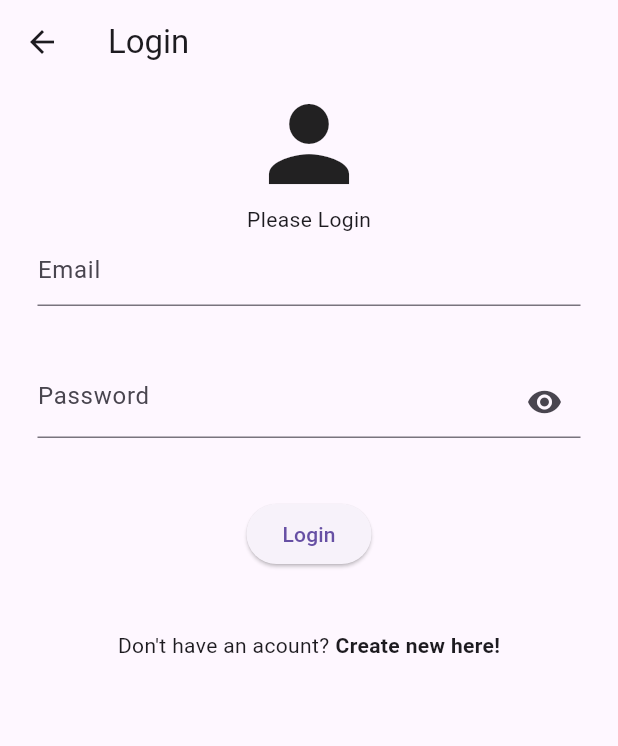
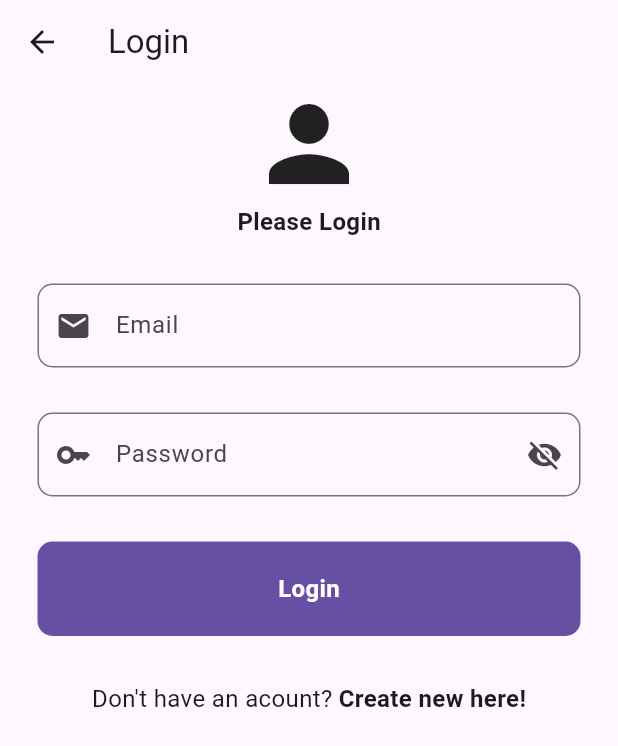
Before and after one commit to LRunt/Note-appliaction, a Flutter app: the LoginPage screen opened directly with empty values, on a phone screen of 412 x 824 dp. Shown: the top 746 px of the screen. Run offline on Flutter 3.47's test engine with Material 3 defaults, Android fonts, the phone set to English and light mode, and no system bars; our stand-ins replace cloud_firestore, firebase_auth, firebase_core, hive, hive_flutter; missing offline and left inert: flutter_fancy_tree_view, flutter_quill; accounts and stored records are empty; generated files the repository leaves out were written again.

Commit message:
Creating my own button and textfield

```diff
--- /dev/null
+++ b/notes/lib/components/myButton.dart
@@ -0,0 +1,30 @@
+import 'package:flutter/material.dart';
+
+class MyButton extends StatelessWidget {
+  final void Function()? onTap;
+  final String text;
+
+  const MyButton({super.key, required this.onTap, required this.text});
+
+  @override
+  Widget build(BuildContext context) {
+    return GestureDetector(
+      onTap: onTap,
+      child: Container(
+          padding: const EdgeInsets.all(20),
+          decoration: BoxDecoration(
+            color: Theme.of(context).primaryColor,
+            borderRadius: BorderRadius.circular(10),
+          ),
+          child: Center(
+            child: Text(
+              text,
+              style: const TextStyle(
+                  color: Colors.white,
+                  fontWeight: FontWeight.bold,
+                  fontSize: 16),
+            ),
+          )),
+    );
+  }
+}
--- a/notes/lib/components/myTextField.dart
+++ b/notes/lib/components/myTextField.dart
@@ -31,9 +31,9 @@ class _MyTextFieldState extends State<MyTextField> {
 
   @override
   Widget build(BuildContext context) {
-    return TextFormField(
+    return TextField(
       controller: widget.controller,
-      obscureText: widget.isPasswordField,
+      obscureText: widget.isPasswordField ? isVisible : false,
       obscuringCharacter: OBSCURE_CHAR,
       decoration: InputDecoration(
         hintText: widget.hint,
--- a/notes/lib/screens/login.dart
+++ b/notes/lib/screens/login.dart
@@ -2,6 +2,8 @@ import 'package:flutter/material.dart';
 import 'dart:developer';
 import 'package:flutter_gen/gen_l10n/app_localizations.dart';
 import 'package:notes/components/componentUtils.dart';
+import 'package:notes/components/myButton.dart';
+import 'package:notes/components/myTextField.dart';
 import 'package:notes/services/authentificationService.dart';
 
 /// A StatefulWidget that provides a user interface for logging in.
@@ -57,7 +59,7 @@ class _LoginFormState extends State<LoginPage> {
     utils.getProgressIndicator(context);
     try {
       await _authentificationService.login(
-          emailController.text, passwordController.text);
+          emailController.text.trim(), passwordController.text.trim());
       // Pop the CircularProgressIndicator
       Navigator.pop(context);
       // Go back to the main screen
@@ -83,7 +85,9 @@ class _LoginFormState extends State<LoginPage> {
   Widget build(BuildContext context) {
     return Scaffold(
       appBar: AppBar(
-        title: Text(AppLocalizations.of(context)!.login),
+        title: Text(
+          AppLocalizations.of(context)!.login,
+        ),
       ),
       body: Center(
         child: Padding(
@@ -91,51 +95,50 @@ class _LoginFormState extends State<LoginPage> {
             child: Column(
               children: [
                 const Icon(Icons.person, size: 80),
-                Text(AppLocalizations.of(context)!.loginText),
-                TextField(
-                  decoration: InputDecoration(
-                    hintText: AppLocalizations.of(context)!.email,
-                  ),
-                  controller: emailController,
+                Text(AppLocalizations.of(context)!.loginText,
+                    style: const TextStyle(
+                        fontSize: 16, fontWeight: FontWeight.w600)),
+                const SizedBox(
+                  height: 30,
                 ),
+                MyTextField(
+                    isPasswordField: false,
+                    hint: AppLocalizations.of(context)!.email,
+                    controller: emailController,
+                    pefIcon: const Icon(Icons.email)),
                 const SizedBox(
-                  height: 40,
+                  height: 30,
                 ),
-                TextField(
-                  obscureText: isVisible,
-                  obscuringCharacter: "*",
-                  decoration: InputDecoration(
-                      hintText: AppLocalizations.of(context)!.password,
-                      suffixIcon: IconButton(
-                        onPressed: toggleVisibility,
-                        icon: isVisible
-                            ? const Icon(Icons.visibility)
-                            : const Icon(Icons.visibility_off),
-                      )),
-                  controller: passwordController,
+                MyTextField(
+                    isPasswordField: true,
+                    hint: AppLocalizations.of(context)!.password,
+                    controller: passwordController,
+                    pefIcon: const Icon(Icons.key)),
+                const SizedBox(
+                  height: 30,
                 ),
+                MyButton(
+                    onTap: () {
+                      login();
+                    },
+                    text: AppLocalizations.of(context)!.login),
                 const SizedBox(
-                  height: 40,
-                ),
-                ElevatedButton(
-                  onPressed: () {
-                    login();
-                  },
-                  child: Text(AppLocalizations.of(context)!.login),
-                ),
-                const SizedBox(
-                  height: 40,
+                  height: 30,
                 ),
                 Row(
                   mainAxisAlignment: MainAxisAlignment.center,
                   children: [
-                    Text(AppLocalizations.of(context)!.doNotHaveAccount),
+                    Text(
+                      AppLocalizations.of(context)!.doNotHaveAccount,
+                      style: const TextStyle(fontSize: 16),
+                    ),
                     const SizedBox(width: 4),
                     GestureDetector(
                       onTap: widget.onTap,
                       child: Text(
                         AppLocalizations.of(context)!.createAccount,
-                        style: const TextStyle(fontWeight: FontWeight.bold),
+                        style: const TextStyle(
+                            fontWeight: FontWeight.bold, fontSize: 16),
                       ),
                     ),
                   ],
--- a/notes/lib/screens/register.dart
+++ b/notes/lib/screens/register.dart
@@ -2,10 +2,7 @@ import 'package:firebase_auth/firebase_auth.dart';
 import 'package:flutter/material.dart';
 import 'dart:developer';
 import 'package:flutter_gen/gen_l10n/app_localizations.dart';
-import 'package:notes/assets/constants.dart';
-import 'package:notes/boxes.dart';
-import 'package:notes/model/myTreeNode.dart';
-import 'package:notes/services/firebaseService.dart';
+import 'package:notes/services/AuthentificationService.dart';
 
 /// A StatefulWidget that provides a user interface for registering a new user.
 ///
@@ -25,7 +22,7 @@ class RegisterPage extends StatefulWidget {
 }
 
 class _RegisterFormState extends State<RegisterPage> {
-  final FirebaseService _firebaseService = FirebaseService();
+  final AuthentificationService _authService = AuthentificationService();
 
   /// Controller for the email input field.
   final emailController = TextEditingController();
@@ -56,12 +53,8 @@ class _RegisterFormState extends State<RegisterPage> {
     String confirmPassword = confirmPasswordController.text.trim();
     if (password == confirmPassword) {
       try {
-        await FirebaseAuth.instance.createUserWithEmailAndPassword(
-            email: emailController.text.trim(), password: password);
+        await _authService.register(emailController.text.trim(), password);
         log("New user created!");
-        MyTreeNode tree = boxHierachy.get(TREE_STORAGE);
-        _firebaseService.saveTreeStructure(tree);
-        _firebaseService.saveAllNotes();
         Navigator.pop(context);
       } on FirebaseException catch (e) {
         if (e.code == 'weak-password') {
--- a/notes/lib/services/authentificationService.dart
+++ b/notes/lib/services/authentificationService.dart
@@ -33,6 +33,9 @@ class AuthentificationService extends ChangeNotifier {
     try {
       UserCredential userCredential = await _firebaseAuth
           .createUserWithEmailAndPassword(email: email, password: password);
+      MyTreeNode tree = boxHierachy.get(TREE_STORAGE);
+      _firebaseService.saveTreeStructure(tree);
+      _firebaseService.saveAllNotes();
       return userCredential;
     } on FirebaseAuthException catch (e) {
       throw e.code;
```
